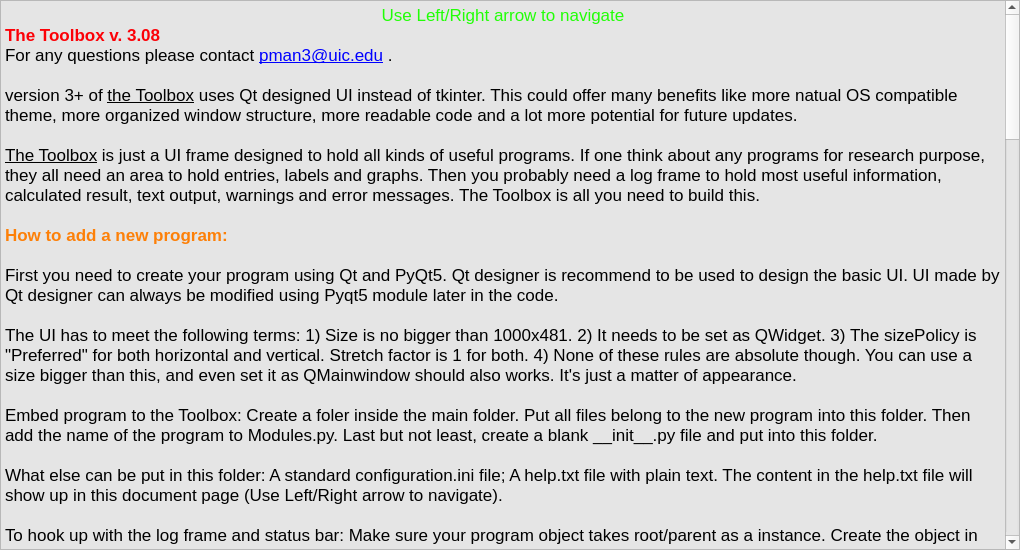
manpeihong/Toolbox-v3, file help.ui: the form before one commit.
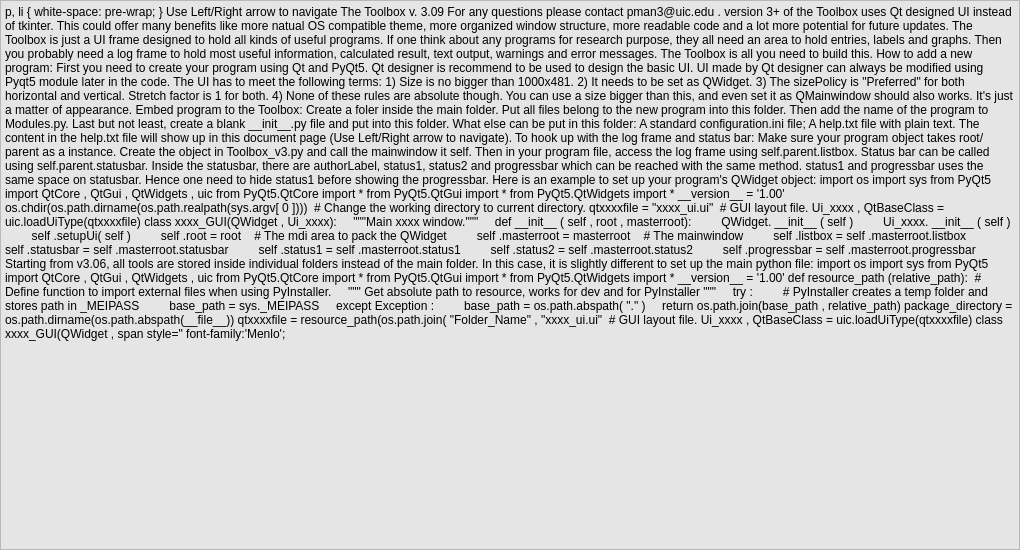
The form after the commit.

```diff
--- a/help.ui
+++ b/help.ui
@@ -120,7 +120,7 @@
 p, li { white-space: pre-wrap; }
 &lt;/style&gt;&lt;/head&gt;&lt;body style=&quot; font-family:'.SF NS Text'; font-size:13pt; font-weight:400; font-style:normal;&quot;&gt;
 &lt;p align=&quot;center&quot; style=&quot; margin-top:0px; margin-bottom:0px; margin-left:0px; margin-right:0px; -qt-block-indent:0; text-indent:0px;&quot;&gt;&lt;span style=&quot; font-family:'Calibri,sans-serif'; color:#21ff06;&quot;&gt;Use Left/Right arrow to navigate&lt;/span&gt;&lt;/p&gt;
-&lt;p style=&quot; margin-top:0px; margin-bottom:0px; margin-left:0px; margin-right:0px; -qt-block-indent:0; text-indent:0px;&quot;&gt;&lt;span style=&quot; font-weight:600; color:#fc0107;&quot;&gt;The Toolbox v. 3.08&lt;/span&gt;&lt;/p&gt;
+&lt;p style=&quot; margin-top:0px; margin-bottom:0px; margin-left:0px; margin-right:0px; -qt-block-indent:0; text-indent:0px;&quot;&gt;&lt;span style=&quot; font-weight:600; color:#fc0107;&quot;&gt;The Toolbox v. 3.09&lt;/span&gt;&lt;/p&gt;
 &lt;p style=&quot; margin-top:0px; margin-bottom:0px; margin-left:0px; margin-right:0px; -qt-block-indent:0; text-indent:0px;&quot;&gt;&lt;span style=&quot; font-family:'Calibri,sans-serif';&quot;&gt;For any questions please contact &lt;/span&gt;&lt;a href=&quot;mailto:pman3@uic.edu&quot;&gt;&lt;span style=&quot; font-family:'Calibri,sans-serif'; text-decoration: underline; color:#0000ff;&quot;&gt;pman3@uic.edu&lt;/span&gt;&lt;/a&gt; .&lt;/p&gt;
 &lt;p style=&quot;-qt-paragraph-type:empty; margin-top:0px; margin-bottom:0px; margin-left:0px; margin-right:0px; -qt-block-indent:0; text-indent:0px;&quot;&gt;&lt;br /&gt;&lt;/p&gt;
 &lt;p style=&quot; margin-top:0px; margin-bottom:0px; margin-left:0px; margin-right:0px; -qt-block-indent:0; text-indent:0px;&quot;&gt;&lt;span style=&quot; font-family:'Calibri,sans-serif';&quot;&gt;version 3+ of &lt;/span&gt;&lt;span style=&quot; font-family:'Calibri,sans-serif'; text-decoration: underline;&quot;&gt;the Toolbox&lt;/span&gt;&lt;span style=&quot; font-family:'Calibri,sans-serif';&quot;&gt; uses Qt designed UI instead of tkinter. This could offer many benefits like more natual OS compatible theme, more organized window structure, more readable code and a lot more potential for future updates. &lt;/span&gt;&lt;/p&gt;
@@ -144,12 +144,24 @@
 &lt;p style=&quot;-qt-paragraph-type:empty; margin-top:0px; margin-bottom:0px; margin-left:0px; margin-right:0px; -qt-block-indent:0; text-indent:0px; font-family:'Calibri,sans-serif';&quot;&gt;&lt;br /&gt;&lt;/p&gt;
 &lt;p style=&quot; margin-top:0px; margin-bottom:0px; margin-left:0px; margin-right:0px; -qt-block-indent:0; text-indent:0px;&quot;&gt;&lt;span style=&quot; font-family:'Menlo'; color:#cc7832;&quot;&gt;import &lt;/span&gt;&lt;span style=&quot; font-family:'Menlo'; color:#a9b7c6;&quot;&gt;os&lt;br /&gt;&lt;/span&gt;&lt;span style=&quot; font-family:'Menlo'; color:#cc7832;&quot;&gt;import &lt;/span&gt;&lt;span style=&quot; font-family:'Menlo'; color:#a9b7c6;&quot;&gt;sys&lt;br /&gt;&lt;/span&gt;&lt;span style=&quot; font-family:'Menlo'; color:#cc7832;&quot;&gt;from &lt;/span&gt;&lt;span style=&quot; font-family:'Menlo'; color:#a9b7c6;&quot;&gt;PyQt5 &lt;/span&gt;&lt;span style=&quot; font-family:'Menlo'; color:#cc7832;&quot;&gt;import &lt;/span&gt;&lt;span style=&quot; font-family:'Menlo'; color:#a9b7c6;&quot;&gt;QtCore&lt;/span&gt;&lt;span style=&quot; font-family:'Menlo'; color:#cc7832;&quot;&gt;, &lt;/span&gt;&lt;span style=&quot; font-family:'Menlo'; color:#a9b7c6;&quot;&gt;QtGui&lt;/span&gt;&lt;span style=&quot; font-family:'Menlo'; color:#cc7832;&quot;&gt;, &lt;/span&gt;&lt;span style=&quot; font-family:'Menlo'; color:#a9b7c6;&quot;&gt;QtWidgets&lt;/span&gt;&lt;span style=&quot; font-family:'Menlo'; color:#cc7832;&quot;&gt;, &lt;/span&gt;&lt;span style=&quot; font-family:'Menlo'; color:#a9b7c6;&quot;&gt;uic&lt;br /&gt;&lt;/span&gt;&lt;span style=&quot; font-family:'Menlo'; color:#cc7832;&quot;&gt;from &lt;/span&gt;&lt;span style=&quot; font-family:'Menlo'; color:#a9b7c6;&quot;&gt;PyQt5.QtCore &lt;/span&gt;&lt;span style=&quot; font-family:'Menlo'; color:#cc7832;&quot;&gt;import &lt;/span&gt;&lt;span style=&quot; font-family:'Menlo'; color:#a9b7c6;&quot;&gt;*&lt;br /&gt;&lt;/span&gt;&lt;span style=&quot; font-family:'Menlo'; color:#cc7832;&quot;&gt;from &lt;/span&gt;&lt;span style=&quot; font-family:'Menlo'; color:#a9b7c6;&quot;&gt;PyQt5.QtGui &lt;/span&gt;&lt;span style=&quot; font-family:'Menlo'; color:#cc7832;&quot;&gt;import &lt;/span&gt;&lt;span style=&quot; font-family:'Menlo'; color:#a9b7c6;&quot;&gt;*&lt;br /&gt;&lt;/span&gt;&lt;span style=&quot; font-family:'Menlo'; color:#cc7832;&quot;&gt;from &lt;/span&gt;&lt;span style=&quot; font-family:'Menlo'; color:#a9b7c6;&quot;&gt;PyQt5.QtWidgets &lt;/span&gt;&lt;span style=&quot; font-family:'Menlo'; color:#cc7832;&quot;&gt;import &lt;/span&gt;&lt;span style=&quot; font-family:'Menlo'; color:#a9b7c6;&quot;&gt;*&lt;br /&gt;&lt;br /&gt;__version__ = &lt;/span&gt;&lt;span style=&quot; font-family:'Menlo'; color:#6a8759;&quot;&gt;'1.00'&lt;br /&gt;&lt;br /&gt;&lt;/span&gt;&lt;span style=&quot; font-family:'Menlo'; color:#a9b7c6;&quot;&gt;os.chdir(os.path.dirname(os.path.realpath(sys.argv[&lt;/span&gt;&lt;span style=&quot; font-family:'Menlo'; color:#6897bb;&quot;&gt;0&lt;/span&gt;&lt;span style=&quot; font-family:'Menlo'; color:#a9b7c6;&quot;&gt;])))  &lt;/span&gt;&lt;span style=&quot; font-family:'Menlo'; color:#808080;&quot;&gt;# Change the working directory to current directory.&lt;br /&gt;&lt;/span&gt;&lt;span style=&quot; font-family:'Menlo'; color:#a9b7c6;&quot;&gt;qtxxxxfile = &lt;/span&gt;&lt;span style=&quot; font-family:'Menlo'; color:#6a8759;&quot;&gt;&amp;quot;xxxx_ui.ui&amp;quot;  &lt;/span&gt;&lt;span style=&quot; font-family:'Menlo'; color:#808080;&quot;&gt;# GUI layout file.&lt;br /&gt;&lt;/span&gt;&lt;span style=&quot; font-family:'Menlo'; color:#a9b7c6;&quot;&gt;Ui_xxxx&lt;/span&gt;&lt;span style=&quot; font-family:'Menlo'; color:#cc7832;&quot;&gt;, &lt;/span&gt;&lt;span style=&quot; font-family:'Menlo'; color:#a9b7c6;&quot;&gt;QtBaseClass = uic.loadUiType(qtxxxxfile)&lt;br /&gt;&lt;br /&gt;&lt;/span&gt;&lt;span style=&quot; font-family:'Menlo'; color:#cc7832;&quot;&gt;class &lt;/span&gt;&lt;span style=&quot; font-family:'Menlo'; color:#a9b7c6;&quot;&gt;xxxx_GUI(QWidget&lt;/span&gt;&lt;span style=&quot; font-family:'Menlo'; color:#cc7832;&quot;&gt;, &lt;/span&gt;&lt;span style=&quot; font-family:'Menlo'; color:#a9b7c6;&quot;&gt;Ui_xxxx):&lt;br /&gt;&lt;br /&gt;    &lt;/span&gt;&lt;span style=&quot; font-family:'Menlo'; font-style:italic; color:#629755;&quot;&gt;&amp;quot;&amp;quot;&amp;quot;Main xxxx window.&amp;quot;&amp;quot;&amp;quot;&lt;/span&gt;&lt;span style=&quot; font-family:'Menlo'; color:#629755;&quot;&gt;&lt;br /&gt;&lt;br /&gt;    &lt;/span&gt;&lt;span style=&quot; font-family:'Menlo'; color:#cc7832;&quot;&gt;def &lt;/span&gt;&lt;span style=&quot; font-family:'Menlo'; color:#b200b2;&quot;&gt;__init__&lt;/span&gt;&lt;span style=&quot; font-family:'Menlo'; color:#a9b7c6;&quot;&gt;(&lt;/span&gt;&lt;span style=&quot; font-family:'Menlo'; color:#94558d;&quot;&gt;self&lt;/span&gt;&lt;span style=&quot; font-family:'Menlo'; color:#cc7832;&quot;&gt;, &lt;/span&gt;&lt;span style=&quot; font-family:'Menlo'; color:#a9b7c6;&quot;&gt;root&lt;/span&gt;&lt;span style=&quot; font-family:'Menlo'; color:#cc7832;&quot;&gt;, &lt;/span&gt;&lt;span style=&quot; font-family:'Menlo'; color:#a9b7c6;&quot;&gt;masterroot):&lt;br /&gt;        QWidget.&lt;/span&gt;&lt;span style=&quot; font-family:'Menlo'; color:#b200b2;&quot;&gt;__init__&lt;/span&gt;&lt;span style=&quot; font-family:'Menlo'; color:#a9b7c6;&quot;&gt;(&lt;/span&gt;&lt;span style=&quot; font-family:'Menlo'; color:#94558d;&quot;&gt;self&lt;/span&gt;&lt;span style=&quot; font-family:'Menlo'; color:#a9b7c6;&quot;&gt;)&lt;br /&gt;        Ui_xxxx.&lt;/span&gt;&lt;span style=&quot; font-family:'Menlo'; color:#b200b2;&quot;&gt;__init__&lt;/span&gt;&lt;span style=&quot; font-family:'Menlo'; color:#a9b7c6;&quot;&gt;(&lt;/span&gt;&lt;span style=&quot; font-family:'Menlo'; color:#94558d;&quot;&gt;self&lt;/span&gt;&lt;span style=&quot; font-family:'Menlo'; color:#a9b7c6;&quot;&gt;)&lt;br /&gt;        &lt;/span&gt;&lt;span style=&quot; font-family:'Menlo'; color:#94558d;&quot;&gt;self&lt;/span&gt;&lt;span style=&quot; font-family:'Menlo'; color:#a9b7c6;&quot;&gt;.setupUi(&lt;/span&gt;&lt;span style=&quot; font-family:'Menlo'; color:#94558d;&quot;&gt;self&lt;/span&gt;&lt;span style=&quot; font-family:'Menlo'; color:#a9b7c6;&quot;&gt;)&lt;br /&gt;        &lt;/span&gt;&lt;span style=&quot; font-family:'Menlo'; color:#94558d;&quot;&gt;self&lt;/span&gt;&lt;span style=&quot; font-family:'Menlo'; color:#a9b7c6;&quot;&gt;.root = root    &lt;/span&gt;&lt;span style=&quot; font-family:'Menlo'; color:#808080;&quot;&gt;# The mdi area to pack the QWidget&lt;br /&gt;        &lt;/span&gt;&lt;span style=&quot; font-family:'Menlo'; color:#94558d;&quot;&gt;self&lt;/span&gt;&lt;span style=&quot; font-family:'Menlo'; color:#a9b7c6;&quot;&gt;.masterroot = masterroot    &lt;/span&gt;&lt;span style=&quot; font-family:'Menlo'; color:#808080;&quot;&gt;# The mainwindow&lt;br /&gt;        &lt;/span&gt;&lt;span style=&quot; font-family:'Menlo'; color:#94558d;&quot;&gt;self&lt;/span&gt;&lt;span style=&quot; font-family:'Menlo'; color:#a9b7c6;&quot;&gt;.listbox = &lt;/span&gt;&lt;span style=&quot; font-family:'Menlo'; color:#94558d;&quot;&gt;self&lt;/span&gt;&lt;span style=&quot; font-family:'Menlo'; color:#a9b7c6;&quot;&gt;.masterroot.listbox&lt;br /&gt;        &lt;/span&gt;&lt;span style=&quot; font-family:'Menlo'; color:#94558d;&quot;&gt;self&lt;/span&gt;&lt;span style=&quot; font-family:'Menlo'; color:#a9b7c6;&quot;&gt;.statusbar = &lt;/span&gt;&lt;span style=&quot; font-family:'Menlo'; color:#94558d;&quot;&gt;self&lt;/span&gt;&lt;span style=&quot; font-family:'Menlo'; color:#a9b7c6;&quot;&gt;.masterroot.statusbar&lt;br /&gt;        &lt;/span&gt;&lt;span style=&quot; font-family:'Menlo'; color:#94558d;&quot;&gt;self&lt;/span&gt;&lt;span style=&quot; font-family:'Menlo'; color:#a9b7c6;&quot;&gt;.status1 = &lt;/span&gt;&lt;span style=&quot; font-family:'Menlo'; color:#94558d;&quot;&gt;self&lt;/span&gt;&lt;span style=&quot; font-family:'Menlo'; color:#a9b7c6;&quot;&gt;.masterroot.status1&lt;br /&gt;        &lt;/span&gt;&lt;span style=&quot; font-family:'Menlo'; color:#94558d;&quot;&gt;self&lt;/span&gt;&lt;span style=&quot; font-family:'Menlo'; color:#a9b7c6;&quot;&gt;.status2 = &lt;/span&gt;&lt;span style=&quot; font-family:'Menlo'; color:#94558d;&quot;&gt;self&lt;/span&gt;&lt;span style=&quot; font-family:'Menlo'; color:#a9b7c6;&quot;&gt;.masterroot.status2&lt;br /&gt;        &lt;/span&gt;&lt;span style=&quot; font-family:'Menlo'; color:#94558d;&quot;&gt;self&lt;/span&gt;&lt;span style=&quot; font-family:'Menlo'; color:#a9b7c6;&quot;&gt;.progressbar = &lt;/span&gt;&lt;span style=&quot; font-family:'Menlo'; color:#94558d;&quot;&gt;self&lt;/span&gt;&lt;span style=&quot; font-family:'Menlo'; color:#a9b7c6;&quot;&gt;.masterroot.progressbar&lt;/span&gt;&lt;/p&gt;
 &lt;p style=&quot; margin-top:0px; margin-bottom:0px; margin-left:0px; margin-right:0px; -qt-block-indent:0; text-indent:0px; line-height:14px;&quot;&gt;&lt;span style=&quot; font-family:'Times'; color:#000000;&quot;&gt;&lt;br /&gt;&lt;/span&gt;&lt;/p&gt;
+&lt;p style=&quot; margin-top:0px; margin-bottom:0px; margin-left:0px; margin-right:0px; -qt-block-indent:0; text-indent:0px;&quot;&gt;Starting from v3.06, &lt;span style=&quot; font-family:'Calibri,sans-serif';&quot;&gt;all tools are stored inside individual folders instead of the main folder. In this case, it is slightly different to set up the main python file: &lt;/span&gt;&lt;/p&gt;
+&lt;p style=&quot;-qt-paragraph-type:empty; margin-top:0px; margin-bottom:0px; margin-left:0px; margin-right:0px; -qt-block-indent:0; text-indent:0px; font-family:'Calibri,sans-serif';&quot;&gt;&lt;br /&gt;&lt;/p&gt;
+&lt;p style=&quot;-qt-paragraph-type:empty; margin-top:0px; margin-bottom:0px; margin-left:0px; margin-right:0px; -qt-block-indent:0; text-indent:0px; font-family:'Calibri,sans-serif';&quot;&gt;&lt;br /&gt;&lt;/p&gt;
+&lt;p style=&quot; margin-top:0px; margin-bottom:0px; margin-left:0px; margin-right:0px; -qt-block-indent:0; text-indent:0px;&quot;&gt;&lt;span style=&quot; font-family:'Menlo'; color:#cc7832;&quot;&gt;import &lt;/span&gt;&lt;span style=&quot; font-family:'Menlo'; color:#a9b7c6;&quot;&gt;os&lt;br /&gt;&lt;/span&gt;&lt;span style=&quot; font-family:'Menlo'; color:#cc7832;&quot;&gt;import &lt;/span&gt;&lt;span style=&quot; font-family:'Menlo'; color:#a9b7c6;&quot;&gt;sys&lt;br /&gt;&lt;/span&gt;&lt;span style=&quot; font-family:'Menlo'; color:#cc7832;&quot;&gt;from &lt;/span&gt;&lt;span style=&quot; font-family:'Menlo'; color:#a9b7c6;&quot;&gt;PyQt5 &lt;/span&gt;&lt;span style=&quot; font-family:'Menlo'; color:#cc7832;&quot;&gt;import &lt;/span&gt;&lt;span style=&quot; font-family:'Menlo'; color:#a9b7c6;&quot;&gt;QtCore&lt;/span&gt;&lt;span style=&quot; font-family:'Menlo'; color:#cc7832;&quot;&gt;, &lt;/span&gt;&lt;span style=&quot; font-family:'Menlo'; color:#a9b7c6;&quot;&gt;QtGui&lt;/span&gt;&lt;span style=&quot; font-family:'Menlo'; color:#cc7832;&quot;&gt;, &lt;/span&gt;&lt;span style=&quot; font-family:'Menlo'; color:#a9b7c6;&quot;&gt;QtWidgets&lt;/span&gt;&lt;span style=&quot; font-family:'Menlo'; color:#cc7832;&quot;&gt;, &lt;/span&gt;&lt;span style=&quot; font-family:'Menlo'; color:#a9b7c6;&quot;&gt;uic&lt;br /&gt;&lt;/span&gt;&lt;span style=&quot; font-family:'Menlo'; color:#cc7832;&quot;&gt;from &lt;/span&gt;&lt;span style=&quot; font-family:'Menlo'; color:#a9b7c6;&quot;&gt;PyQt5.QtCore &lt;/span&gt;&lt;span style=&quot; font-family:'Menlo'; color:#cc7832;&quot;&gt;import &lt;/span&gt;&lt;span style=&quot; font-family:'Menlo'; color:#a9b7c6;&quot;&gt;*&lt;br /&gt;&lt;/span&gt;&lt;span style=&quot; font-family:'Menlo'; color:#cc7832;&quot;&gt;from &lt;/span&gt;&lt;span style=&quot; font-family:'Menlo'; color:#a9b7c6;&quot;&gt;PyQt5.QtGui &lt;/span&gt;&lt;span style=&quot; font-family:'Menlo'; color:#cc7832;&quot;&gt;import &lt;/span&gt;&lt;span style=&quot; font-family:'Menlo'; color:#a9b7c6;&quot;&gt;*&lt;br /&gt;&lt;/span&gt;&lt;span style=&quot; font-family:'Menlo'; color:#cc7832;&quot;&gt;from &lt;/span&gt;&lt;span style=&quot; font-family:'Menlo'; color:#a9b7c6;&quot;&gt;PyQt5.QtWidgets &lt;/span&gt;&lt;span style=&quot; font-family:'Menlo'; color:#cc7832;&quot;&gt;import &lt;/span&gt;&lt;span style=&quot; font-family:'Menlo'; color:#a9b7c6;&quot;&gt;*&lt;br /&gt;&lt;br /&gt;__version__ = &lt;/span&gt;&lt;span style=&quot; font-family:'Menlo'; color:#6a8759;&quot;&gt;'1.00'&lt;/span&gt;&lt;/p&gt;
+&lt;p style=&quot;-qt-paragraph-type:empty; margin-top:0px; margin-bottom:0px; margin-left:0px; margin-right:0px; -qt-block-indent:0; text-indent:0px;&quot;&gt;&lt;br /&gt;&lt;/p&gt;
+&lt;p style=&quot; margin-top:0px; margin-bottom:0px; margin-left:0px; margin-right:0px; -qt-block-indent:0; text-indent:0px; line-height:20px;&quot;&gt;&lt;span style=&quot; font-family:'Menlo'; color:#cc7832;&quot;&gt;def &lt;/span&gt;&lt;span style=&quot; font-family:'Menlo'; color:#ffc66d;&quot;&gt;resource_path&lt;/span&gt;&lt;span style=&quot; font-family:'Menlo'; color:#a9b7c6;&quot;&gt;(relative_path):  &lt;/span&gt;&lt;span style=&quot; font-family:'Menlo'; color:#808080;&quot;&gt;# Define function to import external files when using PyInstaller.&lt;br /&gt;    &lt;/span&gt;&lt;span style=&quot; font-family:'Menlo'; font-style:italic; color:#629755;&quot;&gt;&amp;quot;&amp;quot;&amp;quot; Get absolute path to resource, works for dev and for PyInstaller &amp;quot;&amp;quot;&amp;quot;&lt;/span&gt;&lt;span style=&quot; font-family:'Menlo'; color:#629755;&quot;&gt;&lt;br /&gt;    &lt;/span&gt;&lt;span style=&quot; font-family:'Menlo'; color:#cc7832;&quot;&gt;try&lt;/span&gt;&lt;span style=&quot; font-family:'Menlo'; color:#a9b7c6;&quot;&gt;:&lt;br /&gt;        &lt;/span&gt;&lt;span style=&quot; font-family:'Menlo'; color:#808080;&quot;&gt;# PyInstaller creates a temp folder and stores path in _MEIPASS&lt;br /&gt;        &lt;/span&gt;&lt;span style=&quot; font-family:'Menlo'; color:#a9b7c6;&quot;&gt;base_path = sys._MEIPASS&lt;br /&gt;    &lt;/span&gt;&lt;span style=&quot; font-family:'Menlo'; color:#cc7832;&quot;&gt;except &lt;/span&gt;&lt;span style=&quot; font-family:'Menlo'; color:#8888c6;&quot;&gt;Exception&lt;/span&gt;&lt;span style=&quot; font-family:'Menlo'; color:#a9b7c6;&quot;&gt;:&lt;br /&gt;        base_path = os.path.abspath(&lt;/span&gt;&lt;span style=&quot; font-family:'Menlo'; color:#6a8759;&quot;&gt;&amp;quot;.&amp;quot;&lt;/span&gt;&lt;span style=&quot; font-family:'Menlo'; color:#a9b7c6;&quot;&gt;)&lt;br /&gt;&lt;br /&gt;    &lt;/span&gt;&lt;span style=&quot; font-family:'Menlo'; color:#cc7832;&quot;&gt;return &lt;/span&gt;&lt;span style=&quot; font-family:'Menlo'; color:#a9b7c6;&quot;&gt;os.path.join(base_path&lt;/span&gt;&lt;span style=&quot; font-family:'Menlo'; color:#cc7832;&quot;&gt;, &lt;/span&gt;&lt;span style=&quot; font-family:'Menlo'; color:#a9b7c6;&quot;&gt;relative_path)&lt;/span&gt;&lt;/p&gt;
+&lt;p style=&quot; margin-top:0px; margin-bottom:0px; margin-left:0px; margin-right:0px; -qt-block-indent:0; text-indent:0px; line-height:20px;&quot;&gt;&lt;span style=&quot; font-family:'Menlo'; color:#6a8759;&quot;&gt;&lt;br /&gt;&lt;/span&gt;&lt;span style=&quot; font-family:'Menlo'; color:#a9b7c6;&quot;&gt;package_directory = os.path.dirname(os.path.abspath(__file__))&lt;/span&gt;&lt;span style=&quot; font-family:'Menlo'; color:#808080;&quot;&gt;&lt;br /&gt;&lt;/span&gt;&lt;span style=&quot; font-family:'Menlo'; color:#a9b7c6;&quot;&gt;qtxxxxfile = resource_path(os.path.join(&lt;/span&gt;&lt;span style=&quot; font-family:'Menlo'; color:#6a8759;&quot;&gt;&amp;quot;Folder_Name&amp;quot;&lt;/span&gt;&lt;span style=&quot; font-family:'Menlo'; color:#cc7832;&quot;&gt;, &lt;/span&gt; &lt;span style=&quot; font-family:'Menlo'; color:#6a8759;&quot;&gt;&amp;quot;xxxx_ui.ui&amp;quot;  &lt;/span&gt;&lt;span style=&quot; font-family:'Menlo'; color:#808080;&quot;&gt;# GUI layout file.&lt;br /&gt;&lt;/span&gt;&lt;span style=&quot; font-family:'Menlo'; color:#a9b7c6;&quot;&gt;Ui_xxxx&lt;/span&gt;&lt;span style=&quot; font-family:'Menlo'; color:#cc7832;&quot;&gt;, &lt;/span&gt;&lt;span style=&quot; font-family:'Menlo'; color:#a9b7c6;&quot;&gt;QtBaseClass = uic.loadUiType(qtxxxxfile)&lt;/span&gt; &lt;/p&gt;
+&lt;p style=&quot; margin-top:0px; margin-bottom:0px; margin-left:0px; margin-right:0px; -qt-block-indent:0; text-indent:0px; line-height:20px;&quot;&gt;&lt;span style=&quot; font-family:'Menlo'; color:#a9b7c6;&quot;&gt;&lt;br /&gt;&lt;/span&gt;&lt;span style=&quot; font-family:'Menlo'; color:#cc7832;&quot;&gt;class &lt;/span&gt;&lt;span style=&quot; font-family:'Menlo'; color:#a9b7c6;&quot;&gt;xxxx_GUI(QWidget&lt;/span&gt;&lt;span style=&quot; font-family:'Menlo'; color:#cc7832;&quot;&gt;, &lt;/span&gt;&lt;span style=&quot; font-family:'Menlo'; color:#a9b7c6;&quot;&gt;Ui_xxxx):&lt;br /&gt;&lt;br /&gt;    &lt;/span&gt;&lt;span style=&quot; font-family:'Menlo'; font-style:italic; color:#629755;&quot;&gt;&amp;quot;&amp;quot;&amp;quot;Main xxxx window.&amp;quot;&amp;quot;&amp;quot;&lt;/span&gt;&lt;span style=&quot; font-family:'Menlo'; color:#629755;&quot;&gt;&lt;br /&gt;&lt;br /&gt;    &lt;/span&gt;&lt;span style=&quot; font-family:'Menlo'; color:#cc7832;&quot;&gt;def &lt;/span&gt;&lt;span style=&quot; font-family:'Menlo'; color:#b200b2;&quot;&gt;__init__&lt;/span&gt;&lt;span style=&quot; font-family:'Menlo'; color:#a9b7c6;&quot;&gt;(&lt;/span&gt;&lt;span style=&quot; font-family:'Menlo'; color:#94558d;&quot;&gt;self&lt;/span&gt;&lt;span style=&quot; font-family:'Menlo'; color:#cc7832;&quot;&gt;, &lt;/span&gt;&lt;span style=&quot; font-family:'Menlo'; color:#a9b7c6;&quot;&gt;root&lt;/span&gt;&lt;span style=&quot; font-family:'Menlo'; color:#cc7832;&quot;&gt;, &lt;/span&gt;&lt;span style=&quot; font-family:'Menlo'; color:#a9b7c6;&quot;&gt;masterroot):&lt;br /&gt;        QWidget.&lt;/span&gt;&lt;span style=&quot; font-family:'Menlo'; color:#b200b2;&quot;&gt;__init__&lt;/span&gt;&lt;span style=&quot; font-family:'Menlo'; color:#a9b7c6;&quot;&gt;(&lt;/span&gt;&lt;span style=&quot; font-family:'Menlo'; color:#94558d;&quot;&gt;self&lt;/span&gt;&lt;span style=&quot; font-family:'Menlo'; color:#a9b7c6;&quot;&gt;)&lt;br /&gt;        Ui_xxxx.&lt;/span&gt;&lt;span style=&quot; font-family:'Menlo'; color:#b200b2;&quot;&gt;__init__&lt;/span&gt;&lt;span style=&quot; font-family:'Menlo'; color:#a9b7c6;&quot;&gt;(&lt;/span&gt;&lt;span style=&quot; font-family:'Menlo'; color:#94558d;&quot;&gt;self&lt;/span&gt;&lt;span style=&quot; font-family:'Menlo'; color:#a9b7c6;&quot;&gt;)&lt;br /&gt;        &lt;/span&gt;&lt;span style=&quot; font-family:'Menlo'; color:#94558d;&quot;&gt;self&lt;/span&gt;&lt;span style=&quot; font-family:'Menlo'; color:#a9b7c6;&quot;&gt;.setupUi(&lt;/span&gt;&lt;span style=&quot; font-family:'Menlo'; color:#94558d;&quot;&gt;self&lt;/span&gt;&lt;span style=&quot; font-family:'Menlo'; color:#a9b7c6;&quot;&gt;)&lt;br /&gt;        &lt;/span&gt;&lt;span style=&quot; font-family:'Menlo'; color:#94558d;&quot;&gt;self&lt;/span&gt;&lt;span style=&quot; font-family:'Menlo'; color:#a9b7c6;&quot;&gt;.root = root    &lt;/span&gt;&lt;span style=&quot; font-family:'Menlo'; color:#808080;&quot;&gt;# The mdi area to pack the QWidget&lt;br /&gt;        &lt;/span&gt;&lt;span style=&quot; font-family:'Menlo'; color:#94558d;&quot;&gt;self&lt;/span&gt;&lt;span style=&quot; font-family:'Menlo'; color:#a9b7c6;&quot;&gt;.masterroot = masterroot    &lt;/span&gt;&lt;span style=&quot; font-family:'Menlo'; color:#808080;&quot;&gt;# The mainwindow&lt;br /&gt;        &lt;/span&gt;&lt;span style=&quot; font-family:'Menlo'; color:#94558d;&quot;&gt;self&lt;/span&gt;&lt;span style=&quot; font-family:'Menlo'; color:#a9b7c6;&quot;&gt;.listbox = &lt;/span&gt;&lt;span style=&quot; font-family:'Menlo'; color:#94558d;&quot;&gt;self&lt;/span&gt;&lt;span style=&quot; font-family:'Menlo'; color:#a9b7c6;&quot;&gt;.masterroot.listbox&lt;br /&gt;        &lt;/span&gt;&lt;span style=&quot; font-family:'Menlo'; color:#94558d;&quot;&gt;self&lt;/span&gt;&lt;span style=&quot; font-family:'Menlo'; color:#a9b7c6;&quot;&gt;.statusbar = &lt;/span&gt;&lt;span style=&quot; font-family:'Menlo'; color:#94558d;&quot;&gt;self&lt;/span&gt;&lt;span style=&quot; font-family:'Menlo'; color:#a9b7c6;&quot;&gt;.masterroot.statusbar&lt;br /&gt;        &lt;/span&gt;&lt;span style=&quot; font-family:'Menlo'; color:#94558d;&quot;&gt;self&lt;/span&gt;&lt;span style=&quot; font-family:'Menlo'; color:#a9b7c6;&quot;&gt;.status1 = &lt;/span&gt;&lt;span style=&quot; font-family:'Menlo'; color:#94558d;&quot;&gt;self&lt;/span&gt;&lt;span style=&quot; font-family:'Menlo'; color:#a9b7c6;&quot;&gt;.masterroot.status1&lt;br /&gt;        &lt;/span&gt;&lt;span style=&quot; font-family:'Menlo'; color:#94558d;&quot;&gt;self&lt;/span&gt;&lt;span style=&quot; font-family:'Menlo'; color:#a9b7c6;&quot;&gt;.status2 = &lt;/span&gt;&lt;span style=&quot; font-family:'Menlo'; color:#94558d;&quot;&gt;self&lt;/span&gt;&lt;span style=&quot; font-family:'Menlo'; color:#a9b7c6;&quot;&gt;.masterroot.status2&lt;br /&gt;        &lt;/span&gt;&lt;span style=&quot; font-family:'Menlo'; color:#94558d;&quot;&gt;self&lt;/span&gt;&lt;span style=&quot; font-family:'Menlo'; color:#a9b7c6;&quot;&gt;.progressbar = &lt;/span&gt;&lt;span style=&quot; font-family:'Menlo'; color:#94558d;&quot;&gt;self&lt;/span&gt;&lt;span style=&quot; font-family:'Menlo'; color:#a9b7c6;&quot;&gt;.masterroot.progressbar&lt;/span&gt;&lt;/p&gt;
+&lt;p style=&quot; margin-top:0px; margin-bottom:0px; margin-left:0px; margin-right:0px; -qt-block-indent:0; text-indent:0px;&quot;&gt;&lt;span style=&quot; font-family:'Menlo'; color:#94558d;&quot;&gt;        self&lt;/span&gt;&lt;span style=&quot; font-family:'Menlo'; color:#a9b7c6;&quot;&gt;.addlog = &lt;/span&gt;&lt;span style=&quot; font-family:'Menlo'; color:#94558d;&quot;&gt;self&lt;/span&gt;&lt;span style=&quot; font-family:'Menlo'; color:#a9b7c6;&quot;&gt;.masterroot.addlog&lt;/span&gt;&lt;/p&gt;
+&lt;p style=&quot; margin-top:0px; margin-bottom:0px; margin-left:0px; margin-right:0px; -qt-block-indent:0; text-indent:0px;&quot;&gt;&lt;span style=&quot; font-family:'Menlo'; color:#94558d;&quot;&gt;        self&lt;/span&gt;&lt;span style=&quot; font-family:'Menlo'; color:#a9b7c6;&quot;&gt;.addlog_with_button = &lt;/span&gt;&lt;span style=&quot; font-family:'Menlo'; color:#94558d;&quot;&gt;self&lt;/span&gt;&lt;span style=&quot; font-family:'Menlo'; color:#a9b7c6;&quot;&gt;.masterroot.addlog_with_button&lt;/span&gt;&lt;/p&gt;
+&lt;p style=&quot;-qt-paragraph-type:empty; margin-top:0px; margin-bottom:0px; margin-left:0px; margin-right:0px; -qt-block-indent:0; text-indent:0px; line-height:14px;&quot;&gt;&lt;br /&gt;&lt;/p&gt;
 &lt;p style=&quot; margin-top:0px; margin-bottom:0px; margin-left:0px; margin-right:0px; -qt-block-indent:0; text-indent:0px;&quot;&gt;&lt;span style=&quot; font-family:'Calibri,sans-serif';&quot;&gt;Here is an example to add a new log to the log frame: &lt;/span&gt;&lt;/p&gt;
 &lt;p style=&quot; margin-top:0px; margin-bottom:0px; margin-left:0px; margin-right:0px; -qt-block-indent:0; text-indent:0px;&quot;&gt;&lt;span style=&quot; font-family:'Calibri,sans-serif';&quot;&gt;Add the following line to the __init__ function of your GUI class. &lt;/span&gt;&lt;/p&gt;
 &lt;p style=&quot; margin-top:0px; margin-bottom:0px; margin-left:0px; margin-right:0px; -qt-block-indent:0; text-indent:0px;&quot;&gt;&lt;span style=&quot; font-family:'Menlo'; color:#94558d;&quot;&gt;self&lt;/span&gt;&lt;span style=&quot; font-family:'Menlo'; color:#a9b7c6;&quot;&gt;.addlog = &lt;/span&gt;&lt;span style=&quot; font-family:'Menlo'; color:#94558d;&quot;&gt;self&lt;/span&gt;&lt;span style=&quot; font-family:'Menlo'; color:#a9b7c6;&quot;&gt;.masterroot.addlog&lt;/span&gt;&lt;/p&gt;
 &lt;p style=&quot; margin-top:0px; margin-bottom:0px; margin-left:0px; margin-right:0px; -qt-block-indent:0; text-indent:0px;&quot;&gt;&lt;span style=&quot; font-family:'Calibri,sans-serif';&quot;&gt;Then call it simply using:&lt;/span&gt;&lt;/p&gt;
 &lt;p style=&quot; margin-top:0px; margin-bottom:0px; margin-left:0px; margin-right:0px; -qt-block-indent:0; text-indent:0px;&quot;&gt;&lt;span style=&quot; font-family:'Menlo'; color:#94558d;&quot;&gt;self&lt;/span&gt;&lt;span style=&quot; font-family:'Menlo'; color:#a9b7c6;&quot;&gt;.addlog(&amp;quot;This is an example of log.&amp;quot;)&lt;/span&gt;&lt;/p&gt;
-&lt;p style=&quot;-qt-paragraph-type:empty; margin-top:0px; margin-bottom:0px; margin-left:0px; margin-right:0px; -qt-block-indent:0; text-indent:0px; font-family:'Menlo'; font-size:9pt; color:#a9b7c6;&quot;&gt;&lt;br /&gt;&lt;/p&gt;
+&lt;p style=&quot; margin-top:0px; margin-bottom:0px; margin-left:0px; margin-right:0px; -qt-block-indent:0; text-indent:0px;&quot;&gt;&lt;span style=&quot; font-family:'Calibri,sans-serif';&quot;&gt;There is also a function called addlog_with_button(). It explains itself.  &lt;/span&gt;&lt;/p&gt;
+&lt;p style=&quot;-qt-paragraph-type:empty; margin-top:0px; margin-bottom:0px; margin-left:0px; margin-right:0px; -qt-block-indent:0; text-indent:0px; font-family:'Calibri,sans-serif';&quot;&gt;&lt;br /&gt;&lt;/p&gt;
 &lt;p style=&quot; margin-top:0px; margin-bottom:0px; margin-left:0px; margin-right:0px; -qt-block-indent:0; text-indent:0px;&quot;&gt;&lt;span style=&quot; font-family:'Calibri,sans-serif';&quot;&gt;Here is an example to show the progressbar: &lt;/span&gt;&lt;/p&gt;
 &lt;p style=&quot;-qt-paragraph-type:empty; margin-top:0px; margin-bottom:0px; margin-left:0px; margin-right:0px; -qt-block-indent:0; text-indent:0px; font-family:'Calibri,sans-serif';&quot;&gt;&lt;br /&gt;&lt;/p&gt;
 &lt;p style=&quot; margin-top:0px; margin-bottom:0px; margin-left:0px; margin-right:0px; -qt-block-indent:0; text-indent:0px;&quot;&gt;&lt;span style=&quot; font-family:'Menlo'; color:#cc7832;&quot;&gt;def &lt;/span&gt;&lt;span style=&quot; font-family:'Menlo'; color:#ffc66d;&quot;&gt;addprogressbar&lt;/span&gt;&lt;span style=&quot; font-family:'Menlo'; color:#a9b7c6;&quot;&gt;(&lt;/span&gt;&lt;span style=&quot; font-family:'Menlo'; color:#94558d;&quot;&gt;self&lt;/span&gt;&lt;span style=&quot; font-family:'Menlo'; color:#a9b7c6;&quot;&gt;):&lt;br /&gt;    &lt;/span&gt;&lt;span style=&quot; font-family:'Menlo'; color:#94558d;&quot;&gt;self&lt;/span&gt;&lt;span style=&quot; font-family:'Menlo'; color:#a9b7c6;&quot;&gt;.status1.hide()&lt;br /&gt;    &lt;/span&gt;&lt;span style=&quot; font-family:'Menlo'; color:#94558d;&quot;&gt;self&lt;/span&gt;&lt;span style=&quot; font-family:'Menlo'; color:#a9b7c6;&quot;&gt;.progressbar.show()&lt;br /&gt;    &lt;/span&gt;&lt;span style=&quot; font-family:'Menlo'; color:#94558d;&quot;&gt;self&lt;/span&gt;&lt;span style=&quot; font-family:'Menlo'; color:#a9b7c6;&quot;&gt;.programbusy = 1&lt;/span&gt;&lt;/p&gt;
@@ -181,7 +193,11 @@
 &lt;p style=&quot; margin-top:0px; margin-bottom:0px; margin-left:0px; margin-right:0px; -qt-block-indent:0; text-indent:0px;&quot;&gt;&lt;span style=&quot; font-family:'Calibri,sans-serif';&quot;&gt;             Fixed bugs where some n/k csv file has invlid characters; &lt;/span&gt;&lt;/p&gt;
 &lt;p style=&quot; margin-top:0px; margin-bottom:0px; margin-left:0px; margin-right:0px; -qt-block-indent:0; text-indent:0px;&quot;&gt;&lt;span style=&quot; font-family:'Calibri,sans-serif';&quot;&gt;             Fixed bugs where some csv readers do not work as exprected;&lt;/span&gt;&lt;/p&gt;
 &lt;p style=&quot; margin-top:0px; margin-bottom:0px; margin-left:0px; margin-right:0px; -qt-block-indent:0; text-indent:0px;&quot;&gt;&lt;span style=&quot; font-family:'Calibri,sans-serif';&quot;&gt;             Improved error messages when import failed; &lt;/span&gt;&lt;/p&gt;
-&lt;p style=&quot; margin-top:0px; margin-bottom:0px; margin-left:0px; margin-right:0px; -qt-block-indent:0; text-indent:0px;&quot;&gt;&lt;span style=&quot; font-family:'Calibri,sans-serif'; font-weight:600; color:#fd8008;&quot;&gt;v. 3.08&lt;/span&gt;&lt;span style=&quot; font-family:'Calibri,sans-serif';&quot;&gt;: Added addlog() and addlog_with_button() into the main toolbox.py file as standard functions. See example of how to use them above. &lt;br /&gt;&lt;br /&gt;Features coming in the future:&lt;br /&gt;         - Redo/Undo function.&lt;br /&gt;&lt;/span&gt;&lt;/p&gt;
+&lt;p style=&quot; margin-top:0px; margin-bottom:0px; margin-left:0px; margin-right:0px; -qt-block-indent:0; text-indent:0px;&quot;&gt;&lt;span style=&quot; font-family:'Calibri,sans-serif';&quot;&gt;v. 3.08:  Added addlog() and addlog_with_button() into the main toolbox.py file as standard functions. See example of how to use them above. &lt;/span&gt;&lt;/p&gt;
+&lt;p style=&quot; margin-top:0px; margin-bottom:0px; margin-left:0px; margin-right:0px; -qt-block-indent:0; text-indent:0px;&quot;&gt;&lt;span style=&quot; font-family:'Calibri,sans-serif'; font-weight:600; color:#fd8008;&quot;&gt;v. 3.09&lt;/span&gt;&lt;span style=&quot; font-family:'Calibri,sans-serif';&quot;&gt;: Some minor improvements. &lt;/span&gt;&lt;/p&gt;
+&lt;p style=&quot; margin-top:0px; margin-bottom:0px; margin-left:0px; margin-right:0px; -qt-block-indent:0; text-indent:0px;&quot;&gt;&lt;span style=&quot; font-family:'Calibri,sans-serif';&quot;&gt;             Fixed an issue where arrow keys cannot be used to navigate the documents. &lt;/span&gt;&lt;/p&gt;
+&lt;p style=&quot; margin-top:0px; margin-bottom:0px; margin-left:0px; margin-right:0px; -qt-block-indent:0; text-indent:0px;&quot;&gt;&lt;span style=&quot; font-family:'Calibri,sans-serif';&quot;&gt;             Added three new modules: MBE Assistant, Microscope Assistant and ImageM. Now modules other than FTIR fitting tool is moved to github submudules. &lt;/span&gt;&lt;/p&gt;
+&lt;p style=&quot; margin-top:0px; margin-bottom:0px; margin-left:0px; margin-right:0px; -qt-block-indent:0; text-indent:0px;&quot;&gt;&lt;span style=&quot; font-family:'Calibri,sans-serif';&quot;&gt;             Added pure dark theme. It can be activated by setting colortheme parameter to 2. It may cause some visual problems in modules with Matplotlib build-in toolbar. &lt;br /&gt;&lt;br /&gt;Features coming in the future:&lt;br /&gt;         - Redo/Undo function.&lt;br /&gt;&lt;/span&gt;&lt;/p&gt;
 &lt;p style=&quot; margin-top:0px; margin-bottom:0px; margin-left:0px; margin-right:0px; -qt-block-indent:0; text-indent:0px;&quot;&gt;&lt;span style=&quot; font-family:'Calibri,sans-serif';&quot;&gt; &lt;/span&gt; &lt;/p&gt;&lt;/body&gt;&lt;/html&gt;</string>
          </property>
         </widget>
```
Left out of the diff: 3 changed lines with no effect on the pictures.
